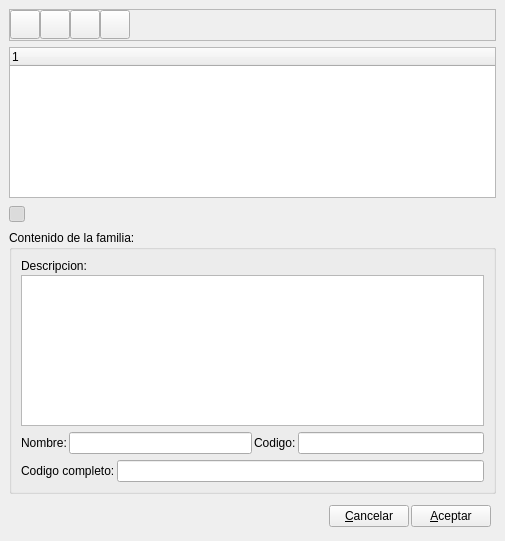
Qt form bulmages/bulmafact/src/familiasdlg.ui (eboladev/Bulmages-1) before a commit.
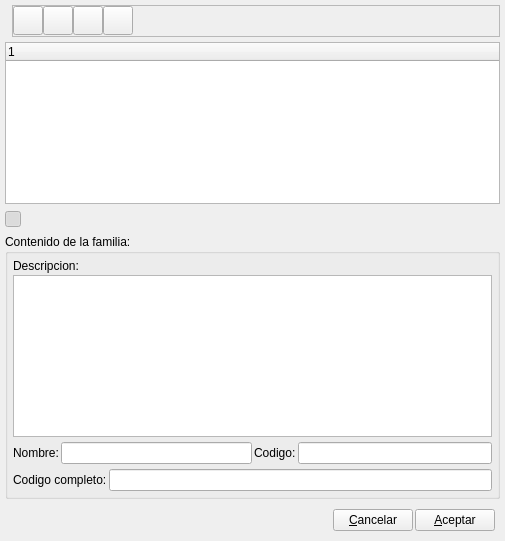
The same form after that commit. Icons and pictures are not drawn.

Diff of the .ui file:
```diff
--- a/bulmages/bulmafact/src/familiasdlg.ui
+++ b/bulmages/bulmafact/src/familiasdlg.ui
@@ -20,11 +20,29 @@
   </property>
   <layout class="QVBoxLayout" >
    <property name="margin" >
-    <number>9</number>
+    <number>5</number>
    </property>
    <property name="spacing" >
-    <number>6</number>
+    <number>5</number>
    </property>
+   <item>
+    <layout class="QHBoxLayout" >
+     <property name="margin" >
+      <number>0</number>
+     </property>
+     <property name="spacing" >
+      <number>0</number>
+     </property>
+     <item>
+      <widget class="QLabel" name="label_2" >
+       <property name="text" >
+        <string/>
+       </property>
+       <property name="pixmap" >
+        <pixmap resource="../../bulmages.qrc" >:/Bulmafact48x48/images/png/48x48/i_bulmages_articulos_familias.48x48.png</pixmap>
+       </property>
+      </widget>
+     </item>
    <item>
     <widget class="QFrame" name="frame" >
      <property name="sizePolicy" >
@@ -161,6 +179,8 @@
      </layout>
     </widget>
    </item>
+    </layout>
+   </item>
    <item>
     <widget class="QTreeWidget" name="m_listFamilias" />
    </item>
@@ -234,10 +254,10 @@
      </property>
      <layout class="QVBoxLayout" >
       <property name="margin" >
-       <number>9</number>
+       <number>5</number>
       </property>
       <property name="spacing" >
-       <number>6</number>
+       <number>5</number>
       </property>
       <item>
        <layout class="QVBoxLayout" >
@@ -248,7 +268,7 @@
          <number>2</number>
         </property>
         <item>
-         <widget class="QLabel" name="" >
+         <widget class="QLabel" name="label" >
           <property name="sizePolicy" >
            <sizepolicy>
             <hsizetype>5</hsizetype>
@@ -304,7 +324,7 @@
            <number>2</number>
           </property>
           <item>
-           <widget class="QLabel" name="" >
+           <widget class="QLabel" name="label" >
             <property name="text" >
              <string>Codigo:</string>
             </property>
@@ -326,7 +346,7 @@
          <number>2</number>
         </property>
         <item>
-         <widget class="QLabel" name="" >
+         <widget class="QLabel" name="label" >
           <property name="text" >
            <string>Codigo completo:</string>
           </property>
```
Left out of the diff: 42 changed lines with no effect on the pictures. Lines whose indentation alone changed are shown as unchanged.
